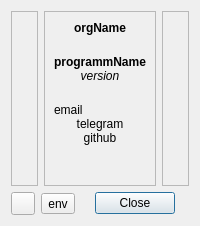
RinatB2017/mega_GIT, file Qt/lib/mw/aboutbox/src/ui/aboutbox.ui: the form before one commit.
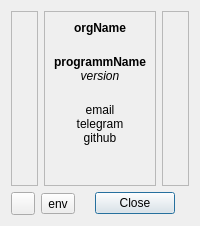
The form after the commit.

Diff of the .ui file:
```diff
--- a/Qt/lib/mw/aboutbox/src/ui/aboutbox.ui
+++ b/Qt/lib/mw/aboutbox/src/ui/aboutbox.ui
@@ -125,6 +125,9 @@
           <property name="text">
            <string>email</string>
           </property>
+          <property name="alignment">
+           <set>Qt::AlignmentFlag::AlignCenter</set>
+          </property>
          </widget>
         </item>
         <item>
```
